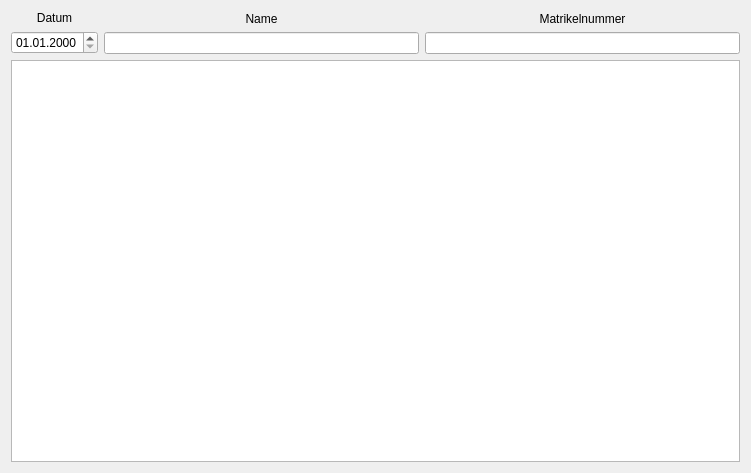
Kopfwerk-Datensysteme/Power.Attendance, file timestampdialog.ui: the form before one commit.
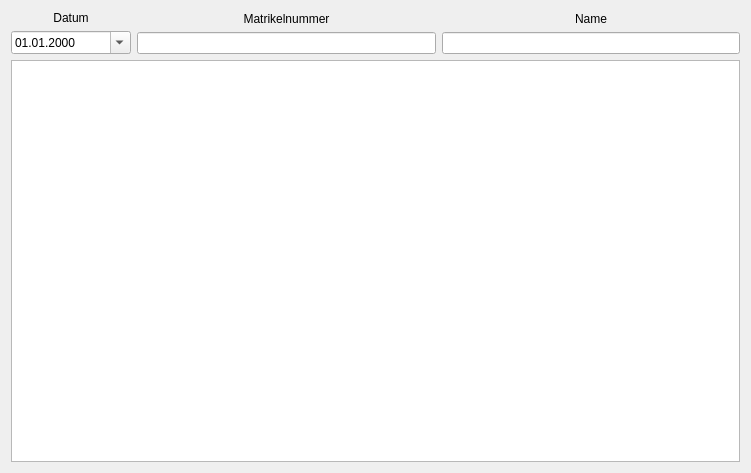
The form after the commit.

Commit message: improved layout of attendance check UI

Patch:
```diff
--- a/timestampdialog.ui
+++ b/timestampdialog.ui
@@ -32,28 +32,20 @@
          </item>
          <item>
           <widget class="QDateEdit" name="dateEdit">
+           <property name="minimumSize">
+            <size>
+             <width>120</width>
+             <height>0</height>
+            </size>
+           </property>
            <property name="displayFormat">
             <string>dd.MM.yyyy</string>
            </property>
-          </widget>
-         </item>
-        </layout>
-       </item>
-       <item>
-        <layout class="QVBoxLayout" name="verticalLayout_2">
-         <item>
-          <widget class="QLabel" name="labelUserName">
-           <property name="text">
-            <string>Name</string>
+           <property name="calendarPopup">
+            <bool>true</bool>
            </property>
-           <property name="alignment">
-            <set>Qt::AlignCenter</set>
-           </property>
           </widget>
          </item>
-         <item>
-          <widget class="QLineEdit" name="lineEditUserName"/>
-         </item>
         </layout>
        </item>
        <item>
@@ -73,6 +65,23 @@
          </item>
         </layout>
        </item>
+       <item>
+        <layout class="QVBoxLayout" name="verticalLayout_2">
+         <item>
+          <widget class="QLabel" name="labelUserName">
+           <property name="text">
+            <string>Name</string>
+           </property>
+           <property name="alignment">
+            <set>Qt::AlignCenter</set>
+           </property>
+          </widget>
+         </item>
+         <item>
+          <widget class="QLineEdit" name="lineEditUserName"/>
+         </item>
+        </layout>
+       </item>
       </layout>
      </item>
      <item>
```
